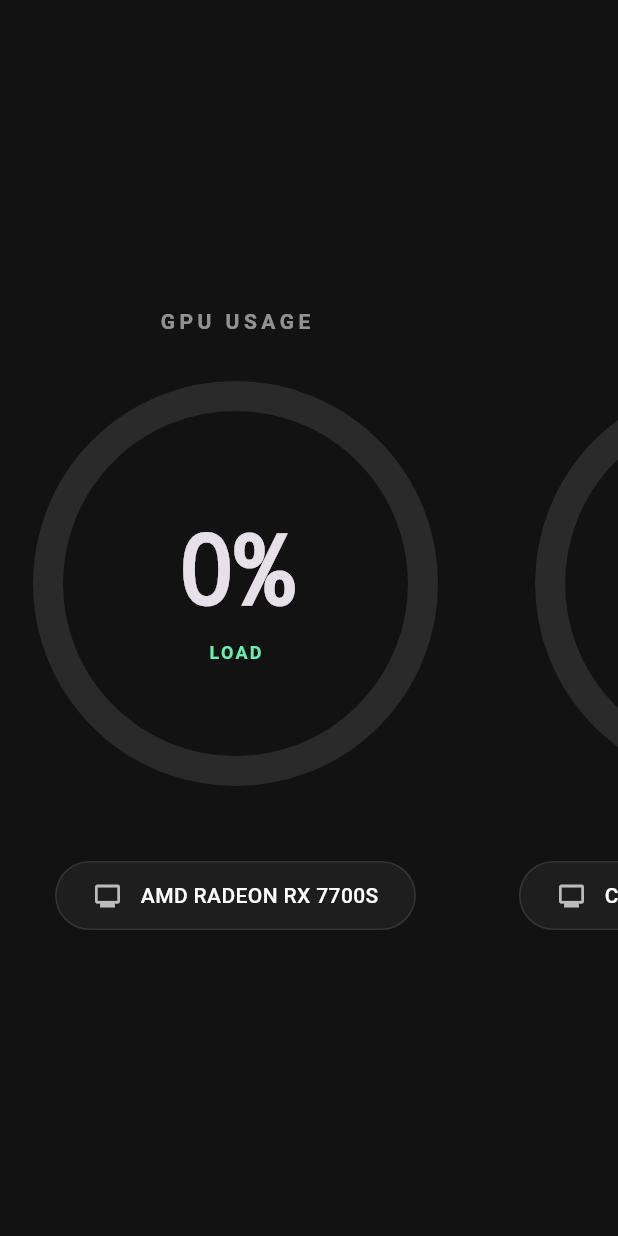
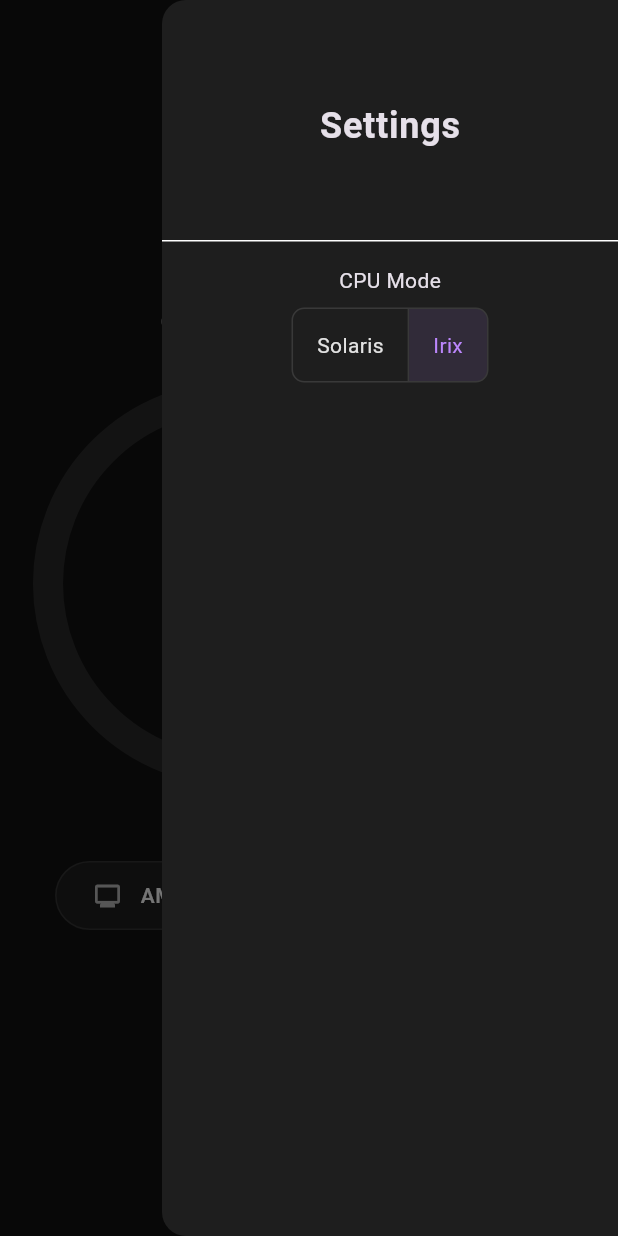
Before and after one commit to huynhtastic/linux_stats, a Flutter app: the screen it shows after launch, with the side drawer open (before the commit the screen has no drawer), on a phone screen of 412 x 824 dp. Run offline on Flutter 3.47's test engine with Material 3 defaults, Android fonts, the phone set to English and light mode, and no system bars.

Commit message:
feat: show CPU in irix or solaris modes

```diff
--- a/lib/dashboard_screen.dart
+++ b/lib/dashboard_screen.dart
@@ -1,12 +1,14 @@
 import 'dart:async';
 
 import 'package:flutter/material.dart';
-import 'package:linux_stats/ram_service.dart';
+import 'package:linux_stats/settings_drawer.dart';
 
 import 'common.dart';
-import 'cpu_service.dart';
+import 'features/cpu/cpu_metric_gauge.dart';
+import 'features/cpu/cpu_service.dart';
 import 'gpu_service.dart';
 import 'metric_gauge.dart';
+import 'ram_service.dart';
 
 class DashboardScreen extends StatefulWidget {
   const DashboardScreen({super.key});
@@ -44,6 +46,20 @@ class _DashboardScreenState extends State<DashboardScreen> {
   @override
   Widget build(BuildContext context) {
     return Scaffold(
+      extendBodyBehindAppBar: true,
+      appBar: AppBar(
+        backgroundColor: Colors.transparent,
+        elevation: 0,
+        actions: [
+          Builder(
+            builder: (context) => IconButton(
+              icon: const Icon(Icons.settings),
+              onPressed: () => Scaffold.of(context).openEndDrawer(),
+            ),
+          ),
+        ],
+      ),
+      endDrawer: SettingsDrawer(cpuService: _cpuService),
       body: Center(
         child: _gpuService.errorMessage != null
             ? _buildErrorView()
@@ -64,17 +80,7 @@ class _DashboardScreenState extends State<DashboardScreen> {
                       },
                     ),
                     const SizedBox(width: 64),
-                    ListenableBuilder(
-                      listenable: _cpuService,
-                      builder: (context, child) {
-                        return MetricGauge(
-                          percent: _cpuService.usage,
-                          color: getColorForUsage(_cpuService.usage),
-                          name: 'APP CPU',
-                          deviceName: 'CPU: ${_cpuService.cpuInfo.name}',
-                        );
-                      },
-                    ),
+                    CPUMetricGauge(cpuService: _cpuService),
                     const SizedBox(width: 64),
                     ListenableBuilder(
                       listenable: _ramService,
--- /dev/null
+++ b/lib/features/cpu/cpu_metric_gauge.dart
@@ -0,0 +1,26 @@
+import 'package:flutter/material.dart';
+import 'package:linux_stats/features/cpu/cpu_service.dart';
+
+import '../../common.dart';
+import '../../metric_gauge.dart';
+
+class CPUMetricGauge extends StatelessWidget {
+  final CPUService cpuService;
+
+  const CPUMetricGauge({super.key, required this.cpuService});
+
+  @override
+  Widget build(BuildContext context) {
+    return ListenableBuilder(
+      listenable: cpuService,
+      builder: (context, child) {
+        return MetricGauge(
+          percent: cpuService.usage,
+          color: getColorForUsage(cpuService.usage),
+          name: 'CPU',
+          deviceName: 'CPU: ${cpuService.cpuInfo.name}',
+        );
+      },
+    );
+  }
+}
--- a/lib/cpu_service.dart
+++ b/lib/features/cpu/cpu_service.dart
@@ -2,7 +2,10 @@ import 'dart:io';
 
 import 'package:flutter/material.dart';
 
-import 'common.dart';
+import '../../common.dart';
+import 'models/cpu_info.dart';
+
+enum CpuMode { irix, solaris }
 
 class CPUService with ChangeNotifier {
   final String _statPath;
@@ -48,6 +51,14 @@ class CPUService with ChangeNotifier {
     return cpuInfo;
   }
 
+  CpuMode _mode = CpuMode.irix;
+  CpuMode get mode => _mode;
+
+  void setMode(CpuMode mode) {
+    _mode = mode;
+    notifyListeners();
+  }
+
   // Grab idle ticks, convert to seconds, then calculate usage
   Future<void> readCPUUsage() async {
     try {
@@ -64,9 +75,13 @@ class CPUService with ChangeNotifier {
           // TODO: Get CLK_TCK from the system
           // CLK_TCK is 100 on most Linux systems
           final deltaIdleTime = deltaIdleTicks / 100.0;
-          final percent =
+          var percent =
               (Platform.numberOfProcessors - (deltaIdleTime / deltaTotalTime)) *
                   100;
+
+          if (_mode == CpuMode.solaris) {
+            percent = percent / Platform.numberOfProcessors;
+          }
 
           _usage = percent.toStringAsFixed(1);
           notifyListeners();
@@ -79,12 +94,6 @@ class CPUService with ChangeNotifier {
       debugPrint('Error reading CPU usage: $e');
     }
   }
-}
-
-class CPUInfo {
-  String name;
-
-  CPUInfo({this.name = ''});
 }
 
 Future<int> _getIdleTicks(String statPath) async {
--- /dev/null
+++ b/lib/features/cpu/models/cpu_info.dart
@@ -0,0 +1,5 @@
+class CPUInfo {
+  String name;
+
+  CPUInfo({this.name = ''});
+}
--- a/lib/main.dart
+++ b/lib/main.dart
@@ -1,5 +1,6 @@
 import 'package:flutter/material.dart';
-import 'package:linux_stats/app.dart';
+
+import 'app.dart';
 
 void main() {
   runApp(const App());
--- /dev/null
+++ b/lib/settings_drawer.dart
@@ -0,0 +1,57 @@
+import 'package:flutter/material.dart';
+
+import 'features/cpu/cpu_service.dart';
+
+class SettingsDrawer extends StatelessWidget {
+  final CPUService cpuService;
+
+  const SettingsDrawer({super.key, required this.cpuService});
+
+  @override
+  Widget build(BuildContext context) {
+    return Drawer(
+      child: Column(
+        children: [
+          const DrawerHeader(
+            child: Center(
+              child: Text(
+                'Settings',
+                style: TextStyle(fontSize: 24, fontWeight: FontWeight.bold),
+              ),
+            ),
+          ),
+          const Padding(
+            padding: EdgeInsets.all(8.0),
+            child: Text('CPU Mode'),
+          ),
+          ListenableBuilder(
+            listenable: cpuService,
+            builder: (context, _) {
+              return ToggleButtons(
+                borderRadius: BorderRadius.circular(8),
+                isSelected: [
+                  cpuService.mode == CpuMode.solaris,
+                  cpuService.mode == CpuMode.irix,
+                ],
+                onPressed: (index) {
+                  cpuService
+                      .setMode(index == 0 ? CpuMode.solaris : CpuMode.irix);
+                },
+                children: const [
+                  Padding(
+                    padding: EdgeInsets.symmetric(horizontal: 16),
+                    child: Text('Solaris'),
+                  ),
+                  Padding(
+                    padding: EdgeInsets.symmetric(horizontal: 16),
+                    child: Text('Irix'),
+                  ),
+                ],
+              );
+            },
+          ),
+        ],
+      ),
+    );
+  }
+}
```
Also changed, not shown: 1 other file.
